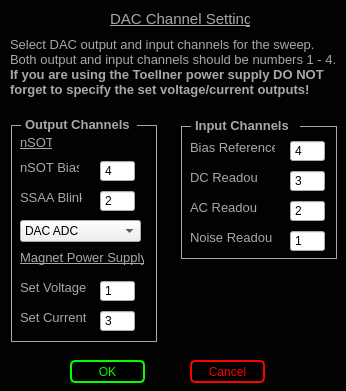
Above: Scanner GUI/nSOTCharacterizer/dacChannels.ui from afylab/nanoSQUID-Scanning-Software before the change. Below: the same form after it.
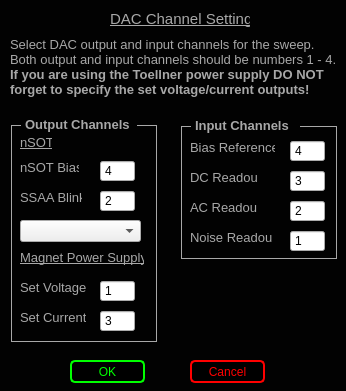
That is the form after the change. Icons and pictures are not drawn.

Patch:
```diff
--- a/Scanner GUI/nSOTCharacterizer/dacChannels.ui
+++ b/Scanner GUI/nSOTCharacterizer/dacChannels.ui
@@ -641,11 +641,6 @@
      <height>22</height>
     </rect>
    </property>
-   <item>
-    <property name="text">
-     <string>DAC ADC</string>
-    </property>
-   </item>
   </widget>
   <widget class="QLabel" name="warning">
    <property name="geometry">
```
